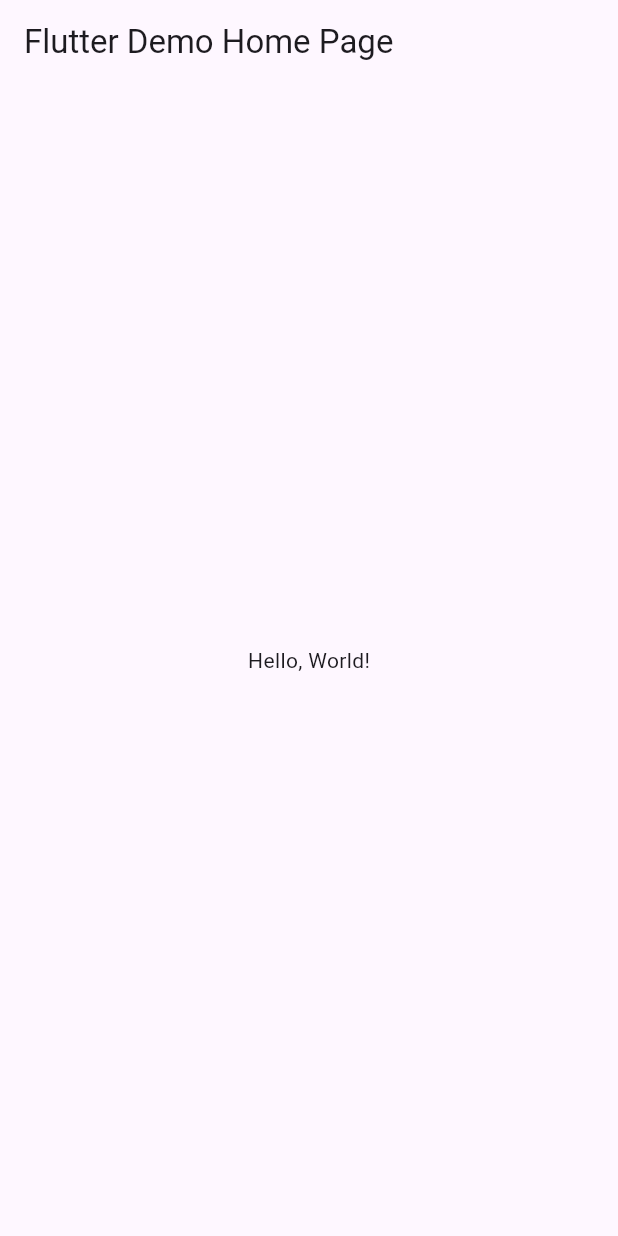
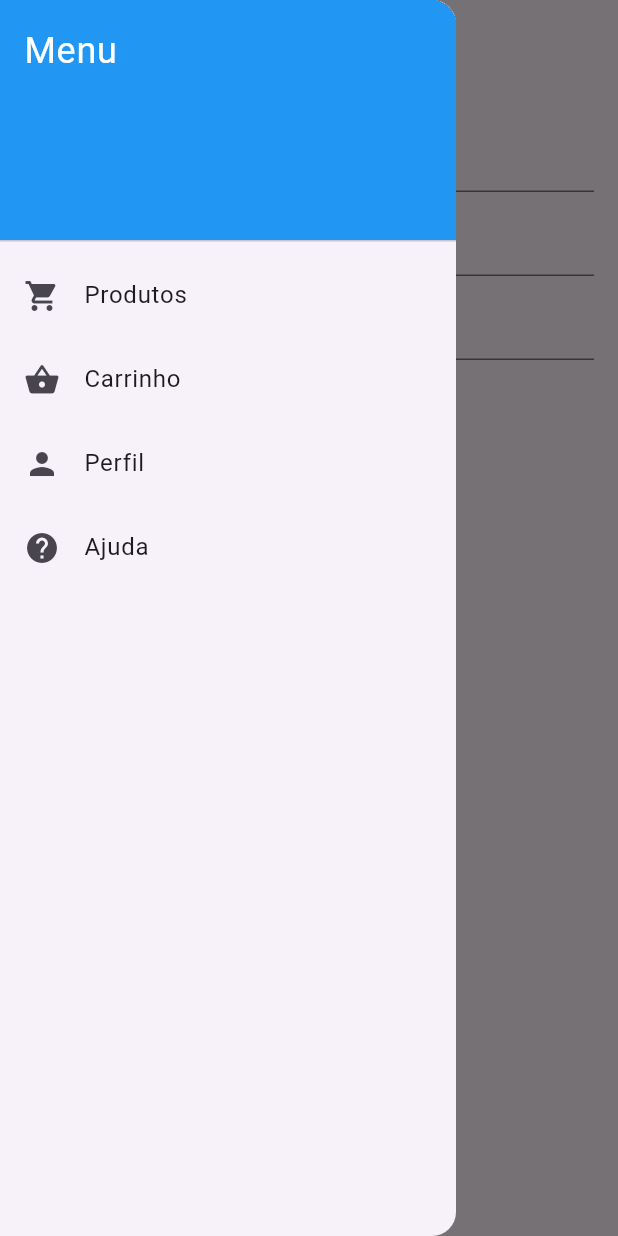
Before and after one commit to Yan-Oliv/aula, a Flutter app: the screen it shows after launch, with the side drawer open (before the commit the screen has no drawer), on a phone screen of 412 x 824 dp. Run offline on Flutter 3.47's test engine with Material 3 defaults, Android fonts, the phone set to English and light mode, and no system bars.

Commit message:
Aula02.10

```diff
--- a/lib/main.dart
+++ b/lib/main.dart
@@ -3,41 +3,255 @@ import 'package:flutter/material.dart';
 void main() => runApp(MyApp());
 
 class MyApp extends StatelessWidget {
-  const MyApp({super.key});
-  // This widget is the root of your application.
   @override
   Widget build(BuildContext context) {
     return MaterialApp(
-      // Application name
-      title: 'Flutter Hello World',
-      // Application theme data, you can set the colors for the application as
-      // you want
-      theme: ThemeData(
-        // useMaterial3: false,
-        primarySwatch: Colors.blue,
-      ),
-      // A widget which will be started on application startup
-      home: MyHomePage(title: 'Flutter Demo Home Page'),
+      title: 'Cadastro de Produtos',
+      home: HomeScreen(),
     );
   }
 }
 
-class MyHomePage extends StatelessWidget {
-  final String title;
-  const MyHomePage({super.key, required this.title});
+class HomeScreen extends StatefulWidget {
+  @override
+  _HomeScreenState createState() => _HomeScreenState();
+}
+
+class _HomeScreenState extends State<HomeScreen> {
+  int _currentIndex = 0;
+
+  final List<Widget> _children = [
+    ProdutosScreen(),
+    CarrinhoScreen(),
+    PerfilScreen(),
+    AjudaScreen(),
+  ];
 
   @override
   Widget build(BuildContext context) {
     return Scaffold(
       appBar: AppBar(
-        // The title text which will be shown on the action bar
-        title: Text(title),
+        title: Text('Cadastro de Produtos'),
       ),
-      body: Center(
-        child: Text(
-          'Hello, World!',
+      body: _children[_currentIndex],
+      drawer: Drawer(
+        child: ListView(
+          padding: EdgeInsets.zero,
+          children: <Widget>[
+            DrawerHeader(
+              child: Text(
+                'Menu',
+                style: TextStyle(
+                  color: Colors.white,
+                  fontSize: 24,
+                ),
+              ),
+              decoration: BoxDecoration(
+                color: Colors.blue,
+              ),
+            ),
+            ListTile(
+              leading: Icon(Icons.shopping_cart),
+              title: Text('Produtos'),
+              onTap: () {
+                setState(() {
+                  _currentIndex = 0;
+                });
+                Navigator.pop(context);
+              },
+            ),
+            ListTile(
+              leading: Icon(Icons.shopping_basket),
+              title: Text('Carrinho'),
+              onTap: () {
+                setState(() {
+                  _currentIndex = 1;
+                });
+                Navigator.pop(context);
+              },
+            ),
+            ListTile(
+              leading: Icon(Icons.person),
+              title: Text('Perfil'),
+              onTap: () {
+                setState(() {
+                  _currentIndex = 2;
+                });
+                Navigator.pop(context);
+              },
+            ),
+            ListTile(
+              leading: Icon(Icons.help),
+              title: Text('Ajuda'),
+              onTap: () {
+                setState(() {
+                  _currentIndex = 3;
+                });
+                Navigator.pop(context);
+              },
+            ),
+          ],
         ),
       ),
     );
   }
 }
+
+// Tela de Produtos
+class Produto {
+  final int id;
+  final String nome;
+  final String valor;
+  final int quantidade;
+
+  Produto(
+      {required this.id,
+      required this.nome,
+      required this.valor,
+      required this.quantidade});
+}
+
+class ProdutosScreen extends StatefulWidget {
+  @override
+  _ProdutosScreenState createState() => _ProdutosScreenState();
+}
+
+class _ProdutosScreenState extends State<ProdutosScreen> {
+  final _formKey = GlobalKey<FormState>();
+  final List<Produto> _produtos = [];
+  String _nomeProduto = '';
+  String _valorProduto = '';
+  int _quantidadeProduto = 0;
+  int _idCounter = 0; // Contador para gerar IDs únicos
+
+  void _cadastrarProduto() {
+    if (_formKey.currentState!.validate()) {
+      setState(() {
+        _idCounter++;
+        _produtos.add(Produto(
+          id: _idCounter,
+          nome: _nomeProduto,
+          valor: _valorProduto,
+          quantidade: _quantidadeProduto,
+        ));
+        _formKey.currentState!.reset();
+        _nomeProduto = '';
+        _valorProduto = '';
+        _quantidadeProduto = 0;
+      });
+    }
+  }
+
+  @override
+  Widget build(BuildContext context) {
+    return Padding(
+      padding: const EdgeInsets.all(16.0),
+      child: Column(
+        children: [
+          Form(
+            key: _formKey,
+            child: Column(
+              children: [
+                TextFormField(
+                  decoration: InputDecoration(labelText: 'Nome do Produto'),
+                  validator: (value) {
+                    if (value == null || value.isEmpty) {
+                      return 'Por favor, insira o nome do produto';
+                    }
+                    return null;
+                  },
+                  onChanged: (value) {
+                    setState(() {
+                      _nomeProduto = value;
+                    });
+                  },
+                ),
+                TextFormField(
+                  decoration: InputDecoration(labelText: 'Valor do Produto'),
+                  keyboardType: TextInputType.number,
+                  validator: (value) {
+                    if (value == null || value.isEmpty) {
+                      return 'Por favor, insira o valor do produto';
+                    }
+                    return null;
+                  },
+                  onChanged: (value) {
+                    setState(() {
+                      _valorProduto = value;
+                    });
+                  },
+                ),
+                TextFormField(
+                  decoration:
+                      InputDecoration(labelText: 'Quantidade do Produto'),
+                  keyboardType: TextInputType.number,
+                  validator: (value) {
+                    if (value == null || value.isEmpty) {
+                      return 'Por favor, insira a quantidade do produto';
+                    }
+                    return null;
+                  },
+                  onChanged: (value) {
+                    setState(() {
+                      _quantidadeProduto = int.tryParse(value) ?? 0;
+                    });
+                  },
+                ),
+                SizedBox(height: 20),
+                ElevatedButton(
+                  onPressed: _cadastrarProduto,
+                  child: Text('Cadastrar Produto'),
+                ),
+              ],
+            ),
+          ),
+          SizedBox(height: 20),
+          Expanded(
+            child: ListView.builder(
+              itemCount: _produtos.length,
+              itemBuilder: (context, index) {
+                final produto = _produtos[index];
+                return ListTile(
+                  title: Text(produto.nome),
+                  subtitle: Text(
+                      'Valor: ${produto.valor}, Quantidade: ${produto.quantidade}'),
+                  trailing: Text('ID: ${produto.id}'),
+                );
+              },
+            ),
+          ),
+        ],
+      ),
+    );
+  }
+}
+
+// Tela de Carrinho
+class CarrinhoScreen extends StatelessWidget {
+  @override
+  Widget build(BuildContext context) {
+    return Center(
+      child: Text('Tela do Carrinho'),
+    );
+  }
+}
+
+// Tela de Perfil
+class PerfilScreen extends StatelessWidget {
+  @override
+  Widget build(BuildContext context) {
+    return Center(
+      child: Text('Tela de Perfil'),
+    );
+  }
+}
+
+// Tela de Ajuda
+class AjudaScreen extends StatelessWidget {
+  @override
+  Widget build(BuildContext context) {
+    return Center(
+      child: Text('Tela de Ajuda'),
+    );
+  }
+}
```
